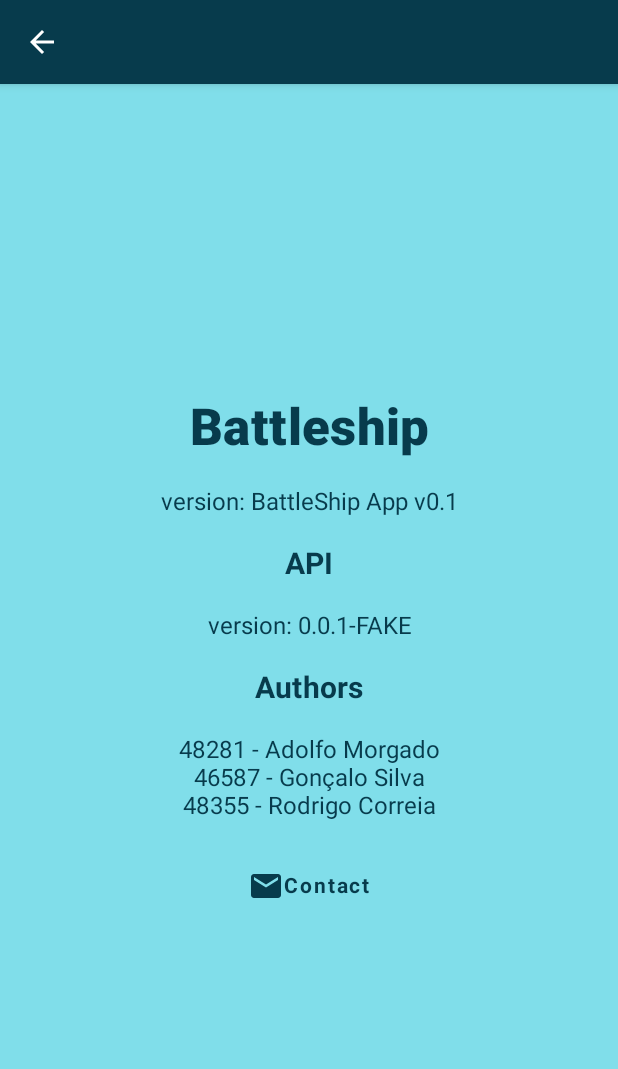
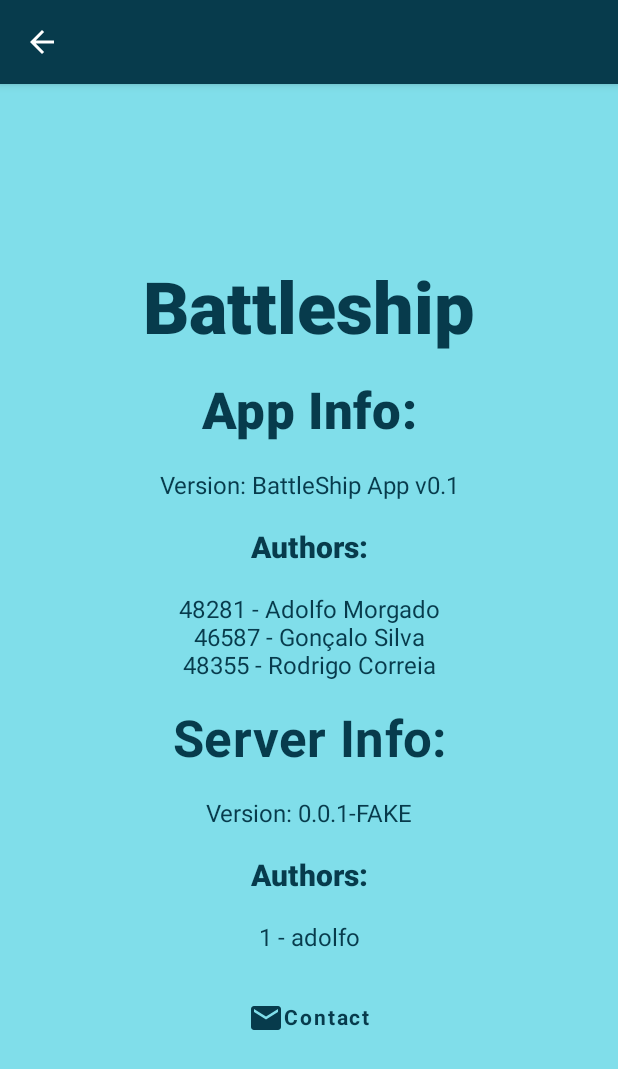
Before and after one commit to RodrigoHCorreia/battleship-mobile, an Android app built with Jetpack Compose: the InfoActivity screen opened directly, with no data from a screen before it, on a phone screen of 412 x 824 dp. Shown: the top 1069 px of the screen. Run offline under Robolectric (Android 15) with nearby library versions, the phone set to English and light mode, and no system bars; our stand-ins replace accompanist.

Commit message:
info example

```diff
--- a/app/src/main/java/battleship/mobile/info/InfoActivity.kt
+++ b/app/src/main/java/battleship/mobile/info/InfoActivity.kt
@@ -10,21 +10,18 @@ import android.widget.Toast
 import androidx.activity.ComponentActivity
 import androidx.activity.compose.setContent
 import androidx.activity.viewModels
-import battleship.mobile.FakeInfo
+import battleship.mobile.DependencyContainer
 import battleship.mobile.R
 import battleship.mobile.TAG
-import battleship.mobile.info.domain.ServerInfo
 import battleship.mobile.info.ui.InfoScreen
 import battleship.mobile.info.ui.InfoViewModel
-import battleship.mobile.info.ui.ServerInfoState
-import battleship.mobile.ui.RefreshingState
 import battleship.mobile.ui.theme.BattleshipMobileTheme
 import battleship.mobile.utils.viewModelInit
 
 
 class InfoActivity : ComponentActivity() {
 
-    val info = FakeInfo()
+    private val info by lazy { (application as DependencyContainer).info }
 
     private val viewModel by viewModels<InfoViewModel> {
         viewModelInit {
@@ -41,24 +38,19 @@ class InfoActivity : ComponentActivity() {
         }
     }
 
-
     override fun onCreate(savedInstanceState: Bundle?) {
         super.onCreate(savedInstanceState)
 
+        viewModel.fetchInfo()
+
         setContent {
-            if (viewModel.info == null)
-                viewModel.fetchInfo()
 
-            val loadingState =
-                if (viewModel.isLoading) RefreshingState.Refreshing
-                else RefreshingState.Idle
-
-            val serverInfo = viewModel.info?.getOrNull() ?: ServerInfo("x.y.z", emptyList())
+            val serverInfo = viewModel.info?.getOrNull() //?: TODO("porque é que tas a dar fake")
 
             BattleshipMobileTheme {
                 InfoScreen(
                     appInfo = info.getApplicationInformation(),
-                    state = ServerInfoState(serverInfo, loadingState),
+                    serverInfo = serverInfo,
                     onSendEmailRequested = { openSendEmail() },
                     onBackRequested = { finish() }
                 )
@@ -68,7 +60,7 @@ class InfoActivity : ComponentActivity() {
 
     private fun openSendEmail() {
         try {
-            val intent = Intent(Intent.ACTION_SENDTO).apply {
+            val intent = Intent(Intent.ACTION_SENDTO).apply { //TODO: Change this so email is only sent to developer clicked.
                 data = Uri.parse("mailto:")
                 putExtra(Intent.EXTRA_EMAIL, info
                     .getApplicationInformation()
@@ -84,7 +76,7 @@ class InfoActivity : ComponentActivity() {
             Toast
                 .makeText(
                     this,
-                    R.string.activity_info_no_suitable_app,
+                    R.string.info_no_suitable_app,
                     Toast.LENGTH_LONG
                 )
                 .show()
--- a/app/src/main/java/battleship/mobile/info/domain/Dtos.kt
+++ /dev/null
@@ -1 +0,0 @@
-package battleship.mobile.info.domain
--- a/app/src/main/java/battleship/mobile/info/ui/InfoScreen.kt
+++ b/app/src/main/java/battleship/mobile/info/ui/InfoScreen.kt
@@ -2,42 +2,32 @@ package battleship.mobile.info.ui
 
 import androidx.compose.foundation.layout.*
 import androidx.compose.material.*
-import androidx.compose.material.icons.Icons
-import androidx.compose.material.icons.filled.Email
 import androidx.compose.runtime.Composable
 import androidx.compose.ui.Alignment
 import androidx.compose.ui.Modifier
 import androidx.compose.ui.platform.testTag
-import androidx.compose.ui.text.font.FontWeight
-import androidx.compose.ui.text.style.TextAlign
 import androidx.compose.ui.tooling.preview.Preview
 import androidx.compose.ui.unit.dp
 import battleship.mobile.info.domain.AppAuthor
 import battleship.mobile.info.domain.AppInfo
+import battleship.mobile.info.domain.ServerAuthor
 import battleship.mobile.info.domain.ServerInfo
 import battleship.mobile.ui.NavigationHandlers
-import battleship.mobile.ui.RefreshingState
 import battleship.mobile.ui.TopBar
 import battleship.mobile.ui.theme.BattleshipMobileTheme
 
 const val InfoScreenTag = "InfoScreen"
 
-data class ServerInfoState(
-    val serverInfo: ServerInfo = ServerInfo("x.y.z", emptyList()),
-    val isLoading: RefreshingState = RefreshingState.Idle
-)
-
 @Composable
 fun InfoScreen(
     appInfo: AppInfo,
-    state: ServerInfoState = ServerInfoState(),
+    serverInfo: ServerInfo? = null,
     onSendEmailRequested: () -> Unit = { },
-    onBackRequested : () -> Unit
+    onBackRequested: () -> Unit
 ) {
     val navHandler = NavigationHandlers(
         onBackRequested = onBackRequested
     )
-
     BattleshipMobileTheme {
         Scaffold(
             modifier = Modifier
@@ -52,61 +42,9 @@ fun InfoScreen(
                     .padding(innerPadding)
                     .fillMaxSize()
             ) {
-                Text(
-                    text = "Battleship",
-                    style = MaterialTheme.typography.h4,
-                    textAlign = TextAlign.Center,
-                    color = MaterialTheme.colors.primary,
-                    fontWeight = FontWeight.Black
-                )
-                Text(
-                    text = "version: " + appInfo.version,
-                    style = MaterialTheme.typography.body1,
-                    textAlign = TextAlign.Center,
-                    color = MaterialTheme.colors.primary
-                )
-                Text(
-                    text = "API",
-                    style = MaterialTheme.typography.h6,
-                    textAlign = TextAlign.Center,
-                    color = MaterialTheme.colors.primary,
-                    fontWeight = FontWeight.Bold
-                )
-                if (state.isLoading == RefreshingState.Refreshing) {
-                    CircularProgressIndicator(
-                        modifier = Modifier.size(20.dp),
-                        color = MaterialTheme.colors.primary,
-                        strokeWidth = 3.dp
-                    )
-                }
-                else {
-                    Text(
-                        text = "version: " + state.serverInfo.version,
-                        style = MaterialTheme.typography.body1,
-                        textAlign = TextAlign.Center,
-                        color = MaterialTheme.colors.primary
-                    )
-                }
-                Text(
-                    text = "Authors",
-                    style = MaterialTheme.typography.h6,
-                    textAlign = TextAlign.Center,
-                    color = MaterialTheme.colors.primary,
-                    fontWeight = FontWeight.Bold
-                )
-                Text(
-                    text = appInfo.authors.joinToString(separator = "\n") { it.id.toString() + " - " + it.name },
-                    style = MaterialTheme.typography.body1,
-                    textAlign = TextAlign.Center,
-                    color = MaterialTheme.colors.primary
-                )
-                TextButton(onClick = onSendEmailRequested) {
-                    Icon(Icons.Default.Email, contentDescription = "Localized description")
-                    Text(
-                        text = "Contact",
-                        fontWeight = FontWeight.Bold
-                    )
-                }
+                AppInfoView(appInfo)
+                ServerInfoView(serverInfo)
+                SendEmailButton(onSendEmailRequested)
             }
         }
     }
@@ -115,17 +53,39 @@ fun InfoScreen(
 
 @Preview
 @Composable
-fun InfoScreenPreview() {
+fun InfoScreenWithServerInfoPreview() {
     BattleshipMobileTheme {
         InfoScreen(
-            appInfo = AppInfo("x.y.z", listOf(
-                AppAuthor(
-                    123,
-                    "John Doe",
-                    "johndoe@google.com"
+            appInfo = AppInfo(
+                "x.y.z", listOf(
+                    AppAuthor(
+                        123,
+                        "John Doe",
+                        "johndoe@google.com"
+                    )
                 )
-            )),
+            ),
+            serverInfo = ServerInfo("0.0.1", listOf(ServerAuthor(1, "John Server Dev", "johnServerDev@gmail.com"))),
             onBackRequested = {}
         )
     }
 }
+
+@Preview
+@Composable
+fun InfoScreenWithoutServerInfoPreview() {
+    BattleshipMobileTheme {
+        InfoScreen(
+            appInfo = AppInfo(
+                "x.y.z", listOf(
+                    AppAuthor(
+                        123,
+                        "John Doe",
+                        "johndoe@google.com"
+                    )
+                )
+            ),
+            onBackRequested = {}
+        )
+    }
+}
--- a/app/src/main/java/battleship/mobile/info/ui/InfoViewModel.kt
+++ b/app/src/main/java/battleship/mobile/info/ui/InfoViewModel.kt
@@ -14,9 +14,6 @@ class InfoViewModel (
     private val infoService: Info
 ) : ViewModel() {
 
-    private var _isLoading by mutableStateOf(false)
-    val isLoading: Boolean
-        get() = _isLoading
 
     private var _info by mutableStateOf<Result<ServerInfo>?>(null)
     val info: Result<ServerInfo>?
@@ -24,13 +21,13 @@ class InfoViewModel (
 
     fun fetchInfo() {
         viewModelScope.launch {
-            _isLoading = true
             _info =
                 try {
                     Result.success(infoService.getServerInformation())
                 }
-                catch (e: Exception) { Result.failure(e) }
-            _isLoading = false
+                catch (e: Exception) {
+                    //TODO: I will add my AppException Here later
+                    Result.failure(e) }
         }
     }
 
--- a/app/src/main/java/battleship/mobile/info/ui/Views.kt
+++ b/app/src/main/java/battleship/mobile/info/ui/Views.kt
@@ -1,41 +1,116 @@
 package battleship.mobile.info.ui
 
+import androidx.compose.foundation.layout.size
+import androidx.compose.material.*
+import androidx.compose.material.icons.Icons
+import androidx.compose.material.icons.filled.Email
 import androidx.compose.runtime.Composable
-import androidx.compose.ui.tooling.preview.Preview
-import battleship.mobile.ui.theme.BattleshipMobileTheme
+import androidx.compose.ui.Modifier
+import androidx.compose.ui.res.stringResource
+import androidx.compose.ui.text.font.FontWeight
+import androidx.compose.ui.text.style.TextAlign
+import androidx.compose.ui.unit.dp
+import battleship.mobile.R
+import battleship.mobile.info.domain.AppAuthor
+import battleship.mobile.info.domain.AppInfo
+import battleship.mobile.info.domain.ServerAuthor
+import battleship.mobile.info.domain.ServerInfo
+
+private const val SPACE = " "
+private const val SEP = " - "
 
 @Composable
-fun ServerAuthorView() {
-
+fun SendEmailButton(onSendEmailRequested: () -> Unit) {
+    TextButton(onClick = onSendEmailRequested) {
+        Icon(Icons.Default.Email, contentDescription = "Localized description")
+        Text(
+            text = stringResource(id = R.string.info_send_email),
+            fontWeight = FontWeight.Bold
+        )
+    }
 }
 
 @Composable
-fun AppInfoAuthorView() {
-
+fun ServerInfoView(serverInfo: ServerInfo? = null) {
+    Text(
+        text = stringResource(id = R.string.info_server_info_display),
+        style = MaterialTheme.typography.h4,
+        textAlign = TextAlign.Center,
+        color = MaterialTheme.colors.primary,
+        fontWeight = FontWeight.Bold
+    )
+    if (serverInfo == null) {
+        CircularProgressIndicator(
+            modifier = Modifier.size(40.dp),
+            color = MaterialTheme.colors.primary,
+            strokeWidth = 5.dp
+        )
+    } else {
+        Text(
+            text = stringResource(id = R.string.info_version_display) + SPACE + serverInfo.version,
+            style = MaterialTheme.typography.body1,
+            textAlign = TextAlign.Center,
+            color = MaterialTheme.colors.primary
+        )
+        AuthorServerView(serverAuthors = serverInfo.serverAuthors)
+    }
 }
 
 @Composable
-fun ServerInfoView() {
-
+fun AppInfoView(appInfo: AppInfo) {
+    Text(
+        text = stringResource(id = R.string.app_title),
+        style = MaterialTheme.typography.h3,
+        textAlign = TextAlign.Center,
+        color = MaterialTheme.colors.primary,
+        fontWeight = FontWeight.Black
+    )
+    Text(
+        text = stringResource(id = R.string.info_app_info_display),
+        style = MaterialTheme.typography.h4,
+        textAlign = TextAlign.Center,
+        color = MaterialTheme.colors.primary,
+        fontWeight = FontWeight.Black
+    )
+    Text(
+        text = stringResource(id = R.string.info_version_display) + SPACE + appInfo.version,
+        style = MaterialTheme.typography.body1,
+        textAlign = TextAlign.Center,
+        color = MaterialTheme.colors.primary
+    )
+    AuthorAppView(appAuthors = appInfo.authors)
 }
 
 @Composable
-fun AppInfoView() {
-
+fun AuthorAppView(appAuthors: List<AppAuthor>) {
+    Text(
+        text = stringResource(id = R.string.info_authors_display),
+        style = MaterialTheme.typography.h6,
+        textAlign = TextAlign.Center,
+        color = MaterialTheme.colors.primary,
+        fontWeight = FontWeight.Black
+    )
+    Text(
+        text = appAuthors.joinToString(separator = "\n") { it.id.toString() + SEP + it.name },
+        style = MaterialTheme.typography.body1,
+        textAlign = TextAlign.Center,
+        color = MaterialTheme.colors.primary
+    )
 }
 
-@Preview(showBackground = true)
 @Composable
-fun ServerAuthorPreview() {
-    BattleshipMobileTheme {
-        ServerAuthorView()
-    }
+fun AuthorServerView(serverAuthors: List<ServerAuthor>) {
+    Text(
+        text = stringResource(id = R.string.info_authors_display),
+        style = MaterialTheme.typography.h6,
+        textAlign = TextAlign.Center,
+        color = MaterialTheme.colors.primary,
+        fontWeight = FontWeight.Black
+    )
+    Text(
+        text = serverAuthors.joinToString(separator = "\n") { it.id.toString() + SEP + it.name },
+        style = MaterialTheme.typography.body1,
+        textAlign = TextAlign.Center,
+        color = MaterialTheme.colors.primary
+    )
 }
-
-@Preview(showBackground = true)
-@Composable
-fun AppAuthorPreview() {
-    BattleshipMobileTheme {
-        AppInfoAuthorView()
-    }
-}
--- a/app/src/main/res/values/strings.xml
+++ b/app/src/main/res/values/strings.xml
@@ -1,4 +1,11 @@
 <resources>
     <string name="app_name">battleship-mobile</string>
-    <string name="activity_info_no_suitable_app">Could not find a suitable application</string>
+    <string name="info_no_suitable_app">Could not find a suitable application</string>
+    <string name="app_title">Battleship</string>
+    <string name="info_server_info_display">Server Info: </string>
+    <string name="info_app_info_display">App Info: </string>
+    <string name="info_authors_display">Authors: </string>
+    <string name="info_version_display">Version: </string>
+    <string name="info_send_email">Contact</string>
+
 </resources>
```
Also changed, not shown: app/src/main/java/battleship/mobile/info/adapters/Dtos.kt (+8 -2 lines), app/src/main/java/battleship/mobile/info/adapters/HttpInfo.kt (+5 -4 lines).
